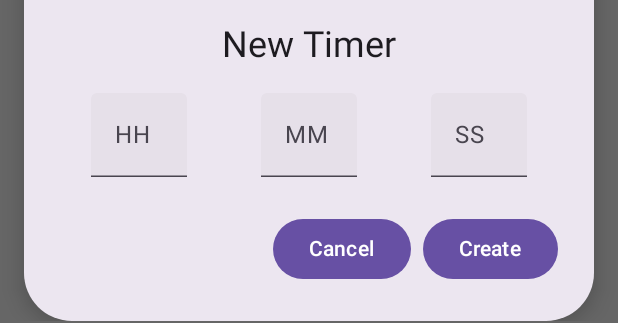
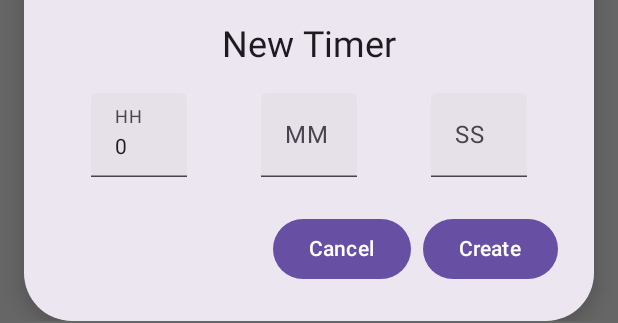
Before and after one commit to thebrianwong/protivity, an Android app built with Jetpack Compose: the @Preview function PreviewTimeModal, on a phone screen of 412 x 824 dp. Shown: the part 495-818 px from the top of the screen. Run offline under Robolectric (Android 15) with nearby library versions, the phone set to English and light mode, and no system bars.

Commit message:
Improve modal input clarity by automatically adding 0s if the user taps on the input but doesn't enter anything

```diff
--- a/app/src/main/java/com/thebrianwong/protivity/composables/TimeModalInput.kt
+++ b/app/src/main/java/com/thebrianwong/protivity/composables/TimeModalInput.kt
@@ -7,9 +7,14 @@ import androidx.compose.foundation.text.KeyboardOptions
 import androidx.compose.material3.Text
 import androidx.compose.material3.TextField
 import androidx.compose.runtime.Composable
+import androidx.compose.runtime.getValue
+import androidx.compose.runtime.mutableStateOf
+import androidx.compose.runtime.remember
+import androidx.compose.runtime.setValue
 import androidx.compose.ui.Alignment
 import androidx.compose.ui.Modifier
 import androidx.compose.ui.focus.FocusDirection
+import androidx.compose.ui.focus.onFocusChanged
 import androidx.compose.ui.platform.LocalFocusManager
 import androidx.compose.ui.text.input.ImeAction
 import androidx.compose.ui.text.input.KeyboardType
@@ -24,13 +29,31 @@ fun TimeModalInput(
     handleValueChange: (String) -> Unit
 ) {
     val focusManager = LocalFocusManager.current
+
     Column(
         modifier = modifier,
         horizontalAlignment = Alignment.CenterHorizontally
     ) {
+        var initialComposition by remember { mutableStateOf(true) }
+
+        fun handleEmptyInput() {
+            if (value?.toString() == null) {
+                handleValueChange("0")
+            }
+        }
+
         TextField(
-            modifier = Modifier.width(64.dp),
+            modifier = Modifier
+                .width(64.dp)
+                .onFocusChanged { state ->
+                    if (!state.isFocused && !initialComposition) {
+                        handleEmptyInput()
+                    } else {
+                        initialComposition = false
+                    }
+                },
             value = value?.toString() ?: "",
+            placeholder = { Text(text = "0") },
             onValueChange = { handleValueChange(it) },
             singleLine = true,
             label = { Text(text = label) },
@@ -41,9 +64,11 @@ fun TimeModalInput(
             keyboardActions = KeyboardActions(
                 onNext = {
                     focusManager.moveFocus(FocusDirection.Right)
+                    handleEmptyInput()
                 },
                 onDone = {
                     focusManager.clearFocus()
+                    handleEmptyInput()
                 }
             )
         )
```
